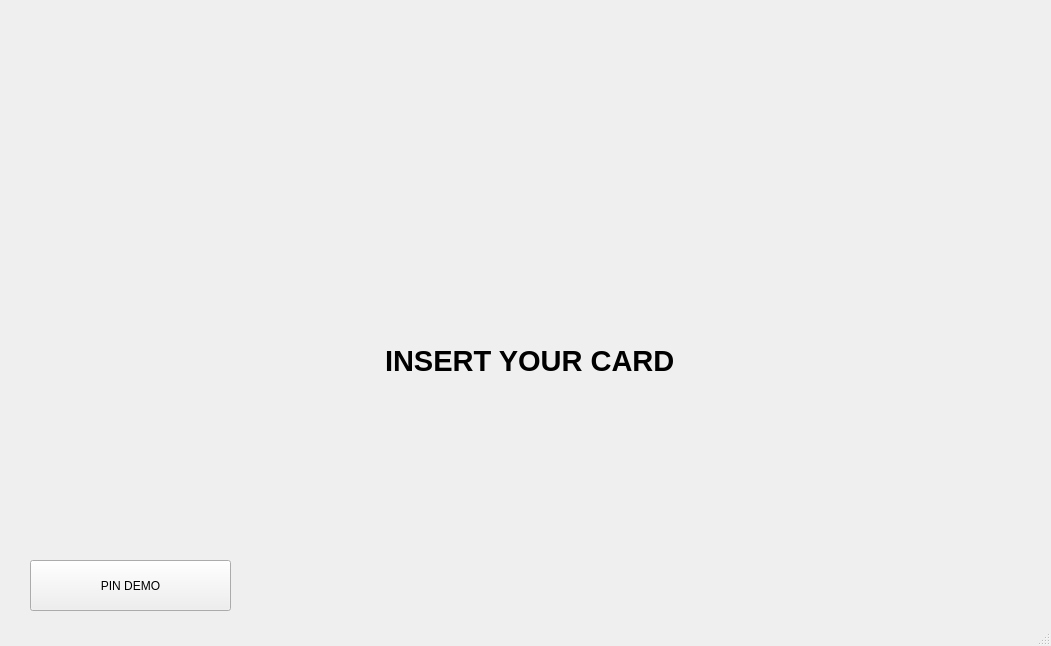
Qt form bank-automat/mainwindow.ui (tvt23-pankkiprojekti/SPO_Group1) before a commit.
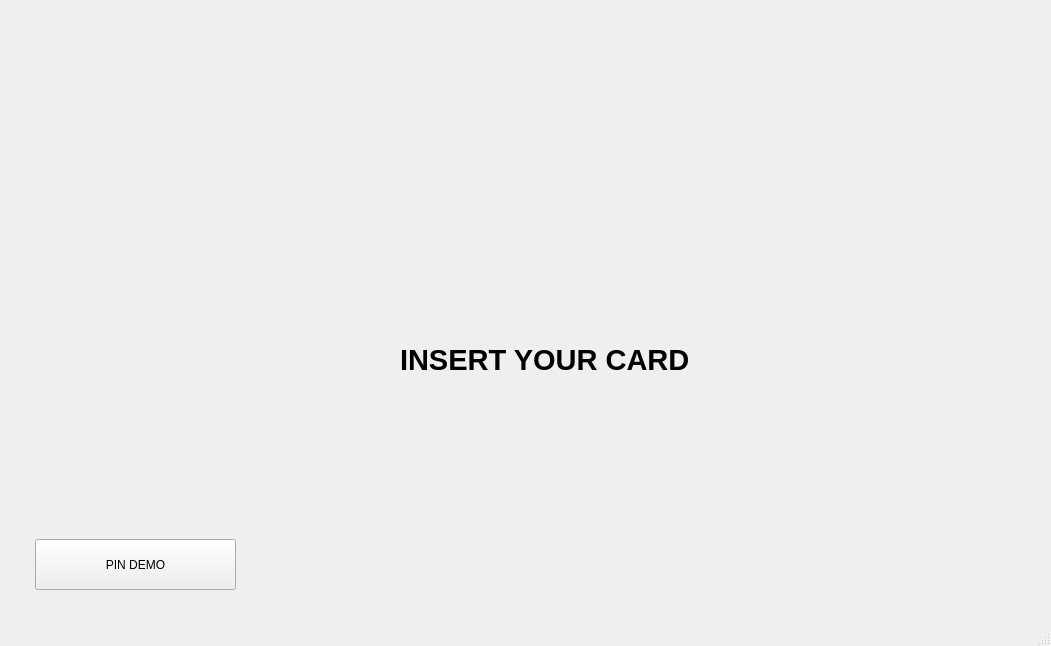
The same form after that commit. The open tabs and pages were chosen to show the change. Icons and pictures are not drawn.

```diff
--- a/bank-automat/mainwindow.ui
+++ b/bank-automat/mainwindow.ui
@@ -10,18 +10,24 @@
     <height>646</height>
    </rect>
   </property>
+  <property name="minimumSize">
+   <size>
+    <width>1051</width>
+    <height>646</height>
+   </size>
+  </property>
   <property name="windowTitle">
    <string>MainWindow</string>
   </property>
   <widget class="QWidget" name="centralwidget">
+   <layout class="QHBoxLayout" name="horizontalLayout">
+    <item alignment="Qt::AlignHCenter">
    <widget class="QStackedWidget" name="stackedWidget">
-    <property name="geometry">
-     <rect>
-      <x>0</x>
-      <y>10</y>
+      <property name="minimumSize">
+       <size>
       <width>1021</width>
-      <height>611</height>
-     </rect>
+        <height>0</height>
+       </size>
     </property>
     <property name="styleSheet">
      <string notr="true"/>
@@ -85,8 +91,8 @@
      <widget class="QPushButton" name="btn">
       <property name="geometry">
        <rect>
-        <x>30</x>
-        <y>550</y>
+          <x>20</x>
+          <y>530</y>
         <width>201</width>
         <height>51</height>
        </rect>
@@ -879,6 +885,8 @@
      </widget>
     </widget>
    </widget>
+    </item>
+   </layout>
   </widget>
   <widget class="QStatusBar" name="statusbar"/>
  </widget>
```
Left out of the diff: 2 changed lines with no effect on the pictures. Lines whose indentation alone changed are shown as unchanged.
